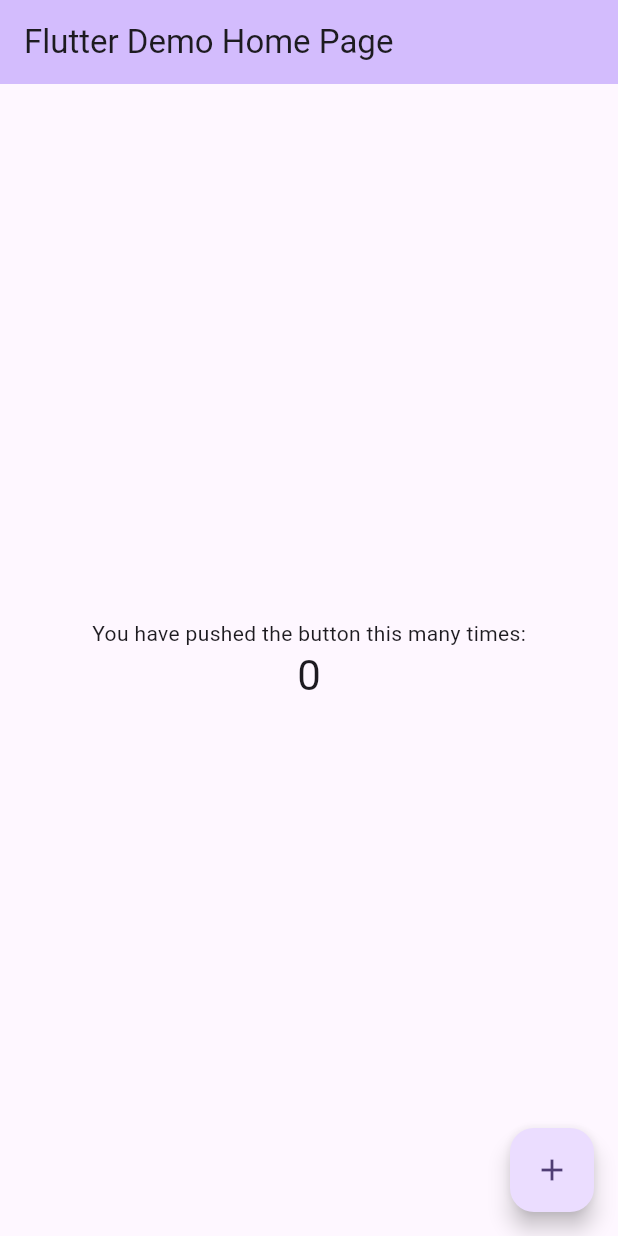
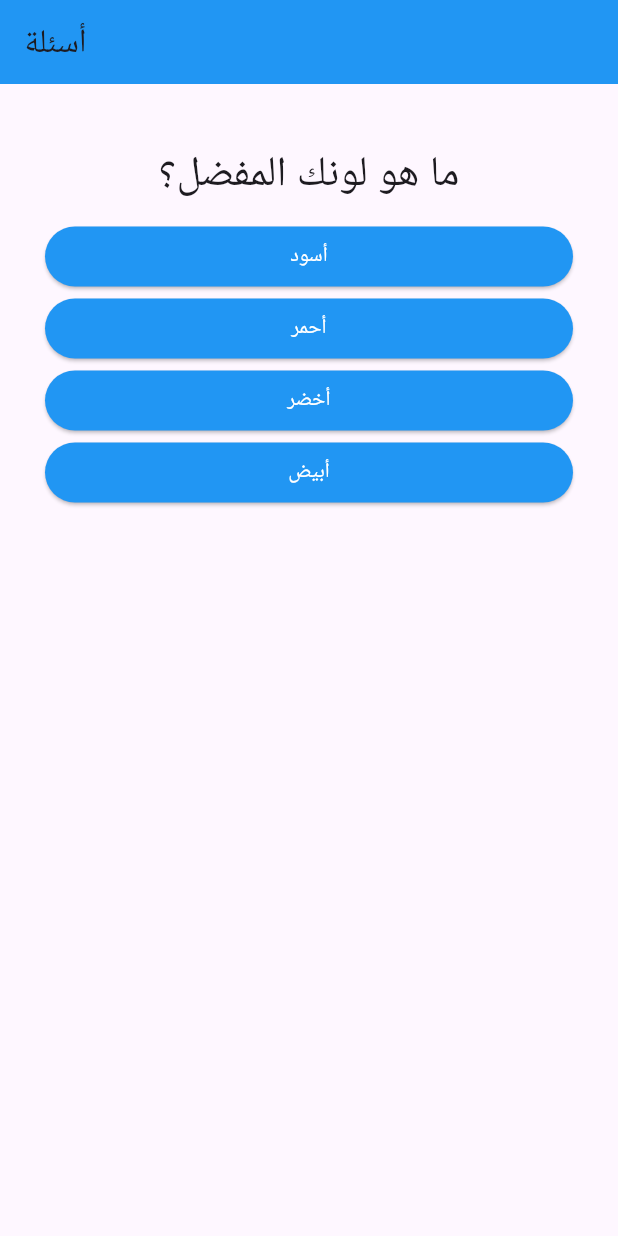
Before and after one commit to could-ai/0198b3fb-1101-7bc1-8316-41b8a7bd5fbb, a Flutter app: the screen it shows after launch, on a phone screen of 412 x 824 dp. Run offline on Flutter 3.47's test engine with Material 3 defaults, Android fonts, the phone set to English and light mode, and no system bars.

```diff
--- a/usr/lib/main.dart
+++ b/usr/lib/main.dart
@@ -1,120 +1,202 @@
 import 'package:flutter/material.dart';
 
-void main() {
-  runApp(const MyApp());
-}
+void main() => runApp(MyApp());
 
-class MyApp extends StatelessWidget {
-  const MyApp({super.key});
-
-  // This widget is the root of your application.
+class MyApp extends StatefulWidget {
   @override
-  Widget build(BuildContext context) {
-    return MaterialApp(
-      title: 'Flutter Demo',
-      debugShowCheckedModeBanner: false,
-      theme: ThemeData(
-        // This is the theme of your application.
-        //
-        // TRY THIS: Try running your application with "flutter run". You'll see
-        // the application has a purple toolbar. Then, without quitting the app,
-        // try changing the seedColor in the colorScheme below to Colors.green
-        // and then invoke "hot reload" (save your changes or press the "hot
-        // reload" button in a Flutter-supported IDE, or press "r" if you used
-        // the command line to start the app).
-        //
-        // Notice that the counter didn't reset back to zero; the application
-        // state is not lost during the reload. To reset the state, use hot
-        // restart instead.
-        //
-        // This works for code too, not just values: Most code changes can be
-        // tested with just a hot reload.
-        colorScheme: ColorScheme.fromSeed(seedColor: Colors.deepPurple),
-      ),
-      home: const MyHomePage(title: 'Flutter Demo Home Page'),
-    );
+  State<StatefulWidget> createState() {
+    return _MyAppState();
   }
 }
 
-class MyHomePage extends StatefulWidget {
-  const MyHomePage({super.key, required this.title});
+class _MyAppState extends State<MyApp> {
+  final _questions = const [
+    {
+      'questionText': 'ما هو لونك المفضل؟',
+      'answers': [
+        {'text': 'أسود', 'score': 10},
+        {'text': 'أحمر', 'score': 5},
+        {'text': 'أخضر', 'score': 3},
+        {'text': 'أبيض', 'score': 1},
+      ],
+    },
+    {
+      'questionText': 'ما هو حيوانك المفضل؟',
+      'answers': [
+        {'text': 'أرنب', 'score': 3},
+        {'text': 'ثعبان', 'score': 11},
+        {'text': 'فيل', 'score': 5},
+        {'text': 'أسد', 'score': 9},
+      ],
+    },
+    {
+      'questionText': 'من هو مدربك المفضل؟',
+      'answers': [
+        {'text': 'أحمد', 'score': 1},
+        {'text': 'محمد', 'score': 1},
+        {'text': 'علي', 'score': 1},
+        {'text': 'خالد', 'score': 1},
+      ],
+    },
+  ];
+  var _questionIndex = 0;
+  var _totalScore = 0;
 
-  // This widget is the home page of your application. It is stateful, meaning
-  // that it has a State object (defined below) that contains fields that affect
-  // how it looks.
+  void _resetQuiz() {
+    setState(() {
+      _questionIndex = 0;
+      _totalScore = 0;
+    });
+  }
 
-  // This class is the configuration for the state. It holds the values (in this
-  // case the title) provided by the parent (in this case the App widget) and
-  // used by the build method of the State. Fields in a Widget subclass are
-  // always marked "final".
+  void _answerQuestion(int score) {
+    _totalScore += score;
 
-  final String title;
-
-  @override
-  State<MyHomePage> createState() => _MyHomePageState();
-}
-
-class _MyHomePageState extends State<MyHomePage> {
-  int _counter = 0;
-
-  void _incrementCounter() {
     setState(() {
-      // This call to setState tells the Flutter framework that something has
-      // changed in this State, which causes it to rerun the build method below
-      // so that the display can reflect the updated values. If we changed
-      // _counter without calling setState(), then the build method would not be
-      // called again, and so nothing would appear to happen.
-      _counter++;
+      _questionIndex = _questionIndex + 1;
     });
   }
 
   @override
   Widget build(BuildContext context) {
-    // This method is rerun every time setState is called, for instance as done
-    // by the _incrementCounter method above.
-    //
-    // The Flutter framework has been optimized to make rerunning build methods
-    // fast, so that you can just rebuild anything that needs updating rather
-    // than having to individually change instances of widgets.
-    return Scaffold(
-      appBar: AppBar(
-        // TRY THIS: Try changing the color here to a specific color (to
-        // Colors.amber, perhaps?) and trigger a hot reload to see the AppBar
-        // change color while the other colors stay the same.
-        backgroundColor: Theme.of(context).colorScheme.inversePrimary,
-        // Here we take the value from the MyHomePage object that was created by
-        // the App.build method, and use it to set our appbar title.
-        title: Text(widget.title),
-      ),
-      body: Center(
-        // Center is a layout widget. It takes a single child and positions it
-        // in the middle of the parent.
-        child: Column(
-          // Column is also a layout widget. It takes a list of children and
-          // arranges them vertically. By default, it sizes itself to fit its
-          // children horizontally, and tries to be as tall as its parent.
-          //
-          // Column has various properties to control how it sizes itself and
-          // how it positions its children. Here we use mainAxisAlignment to
-          // center the children vertically; the main axis here is the vertical
-          // axis because Columns are vertical (the cross axis would be
-          // horizontal).
-          //
-          // TRY THIS: Invoke "debug painting" (choose the "Toggle Debug Paint"
-          // action in the IDE, or press "p" in the console), to see the
-          // wireframe for each widget.
-          mainAxisAlignment: MainAxisAlignment.center,
-          children: <Widget>[
-            const Text('You have pushed the button this many times:'),
-            Text('$_counter', style: Theme.of(context).textTheme.headlineMedium),
-          ],
+    return MaterialApp(
+      home: Scaffold(
+        appBar: AppBar(
+          title: Text('أسئلة'),
+          backgroundColor: Colors.blue,
+        ),
+        body: Padding(
+          padding: const EdgeInsets.all(30.0),
+          child: _questionIndex < _questions.length
+              ? Quiz(
+                  answerQuestion: _answerQuestion,
+                  questionIndex: _questionIndex,
+                  questions: _questions,
+                )
+              : Result(_totalScore, _resetQuiz),
         ),
       ),
-      floatingActionButton: FloatingActionButton(
-        onPressed: _incrementCounter,
-        tooltip: 'Increment',
-        child: const Icon(Icons.add),
-      ), // This trailing comma makes auto-formatting nicer for build methods.
+      debugShowCheckedModeBanner: false,
     );
   }
 }
+
+class Quiz extends StatelessWidget {
+  final List<Map<String, Object>> questions;
+  final int questionIndex;
+  final Function answerQuestion;
+
+  Quiz({
+    required this.questions,
+    required this.answerQuestion,
+    required this.questionIndex,
+  });
+
+  @override
+  Widget build(BuildContext context) {
+    return Column(
+      children: [
+        Question(
+          questions[questionIndex]['questionText'].toString(),
+        ),
+        ...(questions[questionIndex]['answers'] as List<Map<String, Object>>)
+            .map((answer) {
+          return Answer(
+              () => answerQuestion(answer['score']), answer['text'].toString());
+        }).toList()
+      ],
+    );
+  }
+}
+
+class Question extends StatelessWidget {
+  final String questionText;
+
+  Question(this.questionText);
+
+  @override
+  Widget build(BuildContext context) {
+    return Container(
+      width: double.infinity,
+      margin: EdgeInsets.all(10),
+      child: Text(
+        questionText,
+        style: TextStyle(fontSize: 28),
+        textAlign: TextAlign.center,
+      ),
+    );
+  }
+}
+
+class Answer extends StatelessWidget {
+  final VoidCallback selectHandler;
+  final String answerText;
+
+  Answer(this.selectHandler, this.answerText);
+
+  @override
+  Widget build(BuildContext context) {
+    return Container(
+      width: double.infinity,
+      child: ElevatedButton(
+        onPressed: selectHandler,
+        style: ButtonStyle(
+          backgroundColor: MaterialStateProperty.all(Colors.blue),
+          foregroundColor: MaterialStateProperty.all(Colors.white),
+        ),
+        child: Text(answerText),
+      ),
+    );
+  }
+}
+
+class Result extends StatelessWidget {
+  final int resultScore;
+  final VoidCallback resetHandler;
+
+  Result(this.resultScore, this.resetHandler);
+
+  String get resultPhrase {
+    String resultText;
+    if (resultScore <= 8) {
+      resultText = 'أنت رائع وبريء!';
+    } else if (resultScore <= 12) {
+      resultText = 'أنت محبوب جدا!';
+    } else if (resultScore <= 16) {
+      resultText = 'أنت غريب بعض الشيء...!';
+    } else {
+      resultText = 'أنت سيء جدا!';
+    }
+    return resultText;
+  }
+
+  @override
+  Widget build(BuildContext context) {
+    return Center(
+      child: Column(
+        mainAxisAlignment: MainAxisAlignment.center,
+        children: <Widget>[
+          Text(
+            resultPhrase,
+            style: TextStyle(fontSize: 26, fontWeight: FontWeight.bold),
+            textAlign: TextAlign.center,
+          ),
+          Text(
+            'النتيجة: ' '$resultScore',
+            style: TextStyle(fontSize: 36, fontWeight: FontWeight.bold),
+            textAlign: TextAlign.center,
+          ),
+          TextButton(
+            onPressed: resetHandler,
+            child: Text(
+              'إعادة الاختبار!',
+            ),
+            style: TextButton.styleFrom(
+              foregroundColor: Colors.blue,
+            ),
+          ),
+        ],
+      ),
+    );
+  }
+}
```
